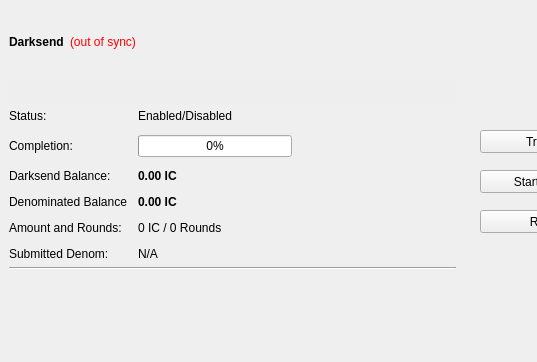
Old version of the form src/qt/forms/darksendpage.ui in the repository anarcoiris/anarcoin; both pictures show x 0 to 537 and y 0 to 362 of the 1189 by 566 pixel window.
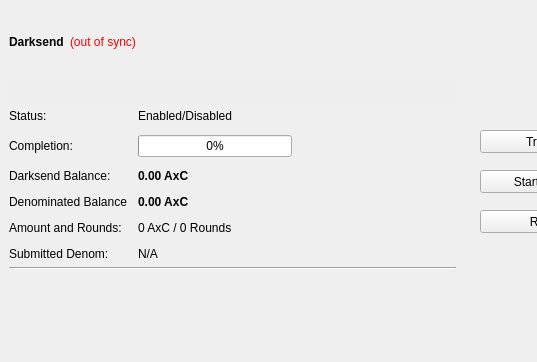
New version of the form.

Diff of the .ui file:
```diff
--- a/src/qt/forms/darksendpage.ui
+++ b/src/qt/forms/darksendpage.ui
@@ -582,7 +582,7 @@
          </font>
         </property>
         <property name="text">
-         <string>0.00 IC</string>
+         <string>0.00 AxC</string>
         </property>
        </widget>
       </item>
@@ -596,7 +596,7 @@
       <item row="5" column="1">
        <widget class="QLabel" name="labelAmountRounds">
         <property name="text">
-         <string>0 IC / 0 Rounds</string>
+         <string>0 AxC / 0 Rounds</string>
         </property>
        </widget>
       </item>
@@ -633,7 +633,7 @@
          </font>
         </property>
         <property name="text">
-         <string notr="true">0.00 IC</string>
+         <string notr="true">0.00 AxC</string>
         </property>
        </widget>
       </item>
```
